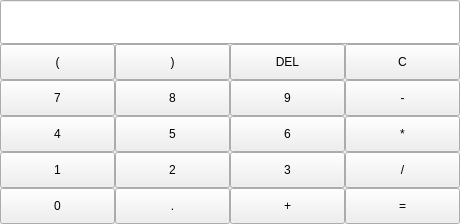
Qt form widget.ui (jyfas/Qt_calculator) before a commit.
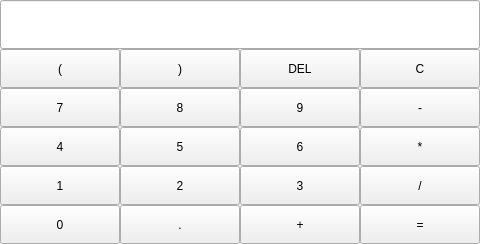
The same form after that commit.

Commit message: 2020-6-1 21:30 增加整数位数10位和小数位数6位的输入限制，更改UI界面大小

Diff of the .ui file:
```diff
--- a/widget.ui
+++ b/widget.ui
@@ -9,8 +9,8 @@
    <rect>
     <x>0</x>
     <y>0</y>
-    <width>460</width>
-    <height>224</height>
+    <width>480</width>
+    <height>244</height>
    </rect>
   </property>
   <property name="minimumSize">
@@ -35,9 +35,9 @@
    <property name="geometry">
     <rect>
      <x>0</x>
-     <y>44</y>
-     <width>115</width>
-     <height>36</height>
+     <y>49</y>
+     <width>120</width>
+     <height>39</height>
     </rect>
    </property>
    <property name="text">
@@ -47,10 +47,10 @@
   <widget class="QPushButton" name="pushButton_right">
    <property name="geometry">
     <rect>
-     <x>115</x>
-     <y>44</y>
-     <width>115</width>
-     <height>36</height>
+     <x>120</x>
+     <y>49</y>
+     <width>120</width>
+     <height>39</height>
     </rect>
    </property>
    <property name="text">
@@ -61,9 +61,9 @@
    <property name="geometry">
     <rect>
      <x>0</x>
-     <y>80</y>
-     <width>115</width>
-     <height>36</height>
+     <y>88</y>
+     <width>120</width>
+     <height>39</height>
     </rect>
    </property>
    <property name="text">
@@ -74,9 +74,9 @@
    <property name="geometry">
     <rect>
      <x>0</x>
-     <y>116</y>
-     <width>115</width>
-     <height>36</height>
+     <y>127</y>
+     <width>120</width>
+     <height>39</height>
     </rect>
    </property>
    <property name="text">
@@ -87,9 +87,9 @@
    <property name="geometry">
     <rect>
      <x>0</x>
-     <y>152</y>
-     <width>115</width>
-     <height>36</height>
+     <y>166</y>
+     <width>120</width>
+     <height>39</height>
     </rect>
    </property>
    <property name="text">
@@ -99,10 +99,10 @@
   <widget class="QPushButton" name="pushButton_8">
    <property name="geometry">
     <rect>
-     <x>115</x>
-     <y>80</y>
-     <width>115</width>
-     <height>36</height>
+     <x>120</x>
+     <y>88</y>
+     <width>120</width>
+     <height>39</height>
     </rect>
    </property>
    <property name="text">
@@ -113,9 +113,9 @@
    <property name="geometry">
     <rect>
      <x>0</x>
-     <y>188</y>
-     <width>115</width>
-     <height>36</height>
+     <y>205</y>
+     <width>120</width>
+     <height>39</height>
     </rect>
    </property>
    <property name="text">
@@ -125,10 +125,10 @@
   <widget class="QPushButton" name="pushButton_9">
    <property name="geometry">
     <rect>
-     <x>230</x>
-     <y>80</y>
-     <width>115</width>
-     <height>36</height>
+     <x>240</x>
+     <y>88</y>
+     <width>120</width>
+     <height>39</height>
     </rect>
    </property>
    <property name="text">
@@ -138,10 +138,10 @@
   <widget class="QPushButton" name="pushButton_clear">
    <property name="geometry">
     <rect>
-     <x>345</x>
-     <y>44</y>
-     <width>115</width>
-     <height>36</height>
+     <x>360</x>
+     <y>49</y>
+     <width>120</width>
+     <height>39</height>
     </rect>
    </property>
    <property name="text">
@@ -151,10 +151,10 @@
   <widget class="QPushButton" name="pushButton_del">
    <property name="geometry">
     <rect>
-     <x>230</x>
-     <y>44</y>
-     <width>115</width>
-     <height>36</height>
+     <x>240</x>
+     <y>49</y>
+     <width>120</width>
+     <height>39</height>
     </rect>
    </property>
    <property name="text">
@@ -164,10 +164,10 @@
   <widget class="QPushButton" name="pushButton_point">
    <property name="geometry">
     <rect>
-     <x>115</x>
-     <y>188</y>
-     <width>115</width>
-     <height>36</height>
+     <x>120</x>
+     <y>205</y>
+     <width>120</width>
+     <height>39</height>
     </rect>
    </property>
    <property name="text">
@@ -177,10 +177,10 @@
   <widget class="QPushButton" name="pushButton_2">
    <property name="geometry">
     <rect>
-     <x>115</x>
-     <y>152</y>
-     <width>115</width>
-     <height>36</height>
+     <x>120</x>
+     <y>166</y>
+     <width>120</width>
+     <height>39</height>
     </rect>
    </property>
    <property name="cursor">
@@ -193,10 +193,10 @@
   <widget class="QPushButton" name="pushButton_5">
    <property name="geometry">
     <rect>
-     <x>115</x>
-     <y>116</y>
-     <width>115</width>
-     <height>36</height>
+     <x>120</x>
+     <y>127</y>
+     <width>120</width>
+     <height>39</height>
     </rect>
    </property>
    <property name="text">
@@ -206,10 +206,10 @@
   <widget class="QPushButton" name="pushButton_multiply">
    <property name="geometry">
     <rect>
-     <x>345</x>
-     <y>116</y>
-     <width>115</width>
-     <height>36</height>
+     <x>360</x>
+     <y>127</y>
+     <width>120</width>
+     <height>39</height>
     </rect>
    </property>
    <property name="text">
@@ -219,10 +219,10 @@
   <widget class="QPushButton" name="pushButton_6">
    <property name="geometry">
     <rect>
-     <x>230</x>
-     <y>116</y>
-     <width>115</width>
-     <height>36</height>
+     <x>240</x>
+     <y>127</y>
+     <width>120</width>
+     <height>39</height>
     </rect>
    </property>
    <property name="text">
@@ -232,10 +232,10 @@
   <widget class="QPushButton" name="pushButton_sub">
    <property name="geometry">
     <rect>
-     <x>345</x>
-     <y>80</y>
-     <width>115</width>
-     <height>36</height>
+     <x>360</x>
+     <y>88</y>
+     <width>120</width>
+     <height>39</height>
     </rect>
    </property>
    <property name="text">
@@ -245,10 +245,10 @@
   <widget class="QPushButton" name="pushButton_divide">
    <property name="geometry">
     <rect>
-     <x>345</x>
-     <y>152</y>
-     <width>115</width>
-     <height>36</height>
+     <x>360</x>
+     <y>166</y>
+     <width>120</width>
+     <height>39</height>
     </rect>
    </property>
    <property name="text">
@@ -258,10 +258,10 @@
   <widget class="QPushButton" name="pushButton_3">
    <property name="geometry">
     <rect>
-     <x>230</x>
-     <y>152</y>
-     <width>115</width>
-     <height>36</height>
+     <x>240</x>
+     <y>166</y>
+     <width>120</width>
+     <height>39</height>
     </rect>
    </property>
    <property name="text">
@@ -271,10 +271,10 @@
   <widget class="QPushButton" name="pushButton_add">
    <property name="geometry">
     <rect>
-     <x>230</x>
-     <y>188</y>
-     <width>115</width>
-     <height>36</height>
+     <x>240</x>
+     <y>205</y>
+     <width>120</width>
+     <height>39</height>
     </rect>
    </property>
    <property name="text">
@@ -284,10 +284,10 @@
   <widget class="QPushButton" name="pushButton_equal">
    <property name="geometry">
     <rect>
-     <x>345</x>
-     <y>188</y>
-     <width>115</width>
-     <height>36</height>
+     <x>360</x>
+     <y>205</y>
+     <width>120</width>
+     <height>39</height>
     </rect>
    </property>
    <property name="text">
@@ -299,8 +299,8 @@
     <rect>
      <x>0</x>
      <y>0</y>
-     <width>460</width>
-     <height>44</height>
+     <width>480</width>
+     <height>49</height>
     </rect>
    </property>
   </widget>
```
The commit also changes 2 other files.
